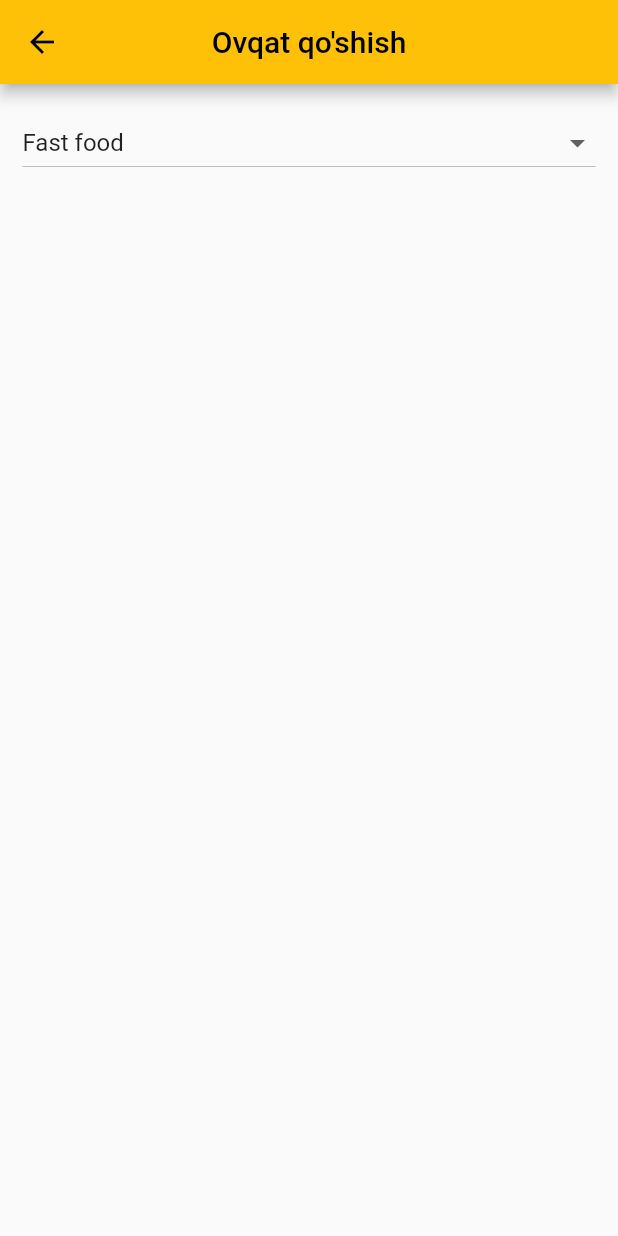
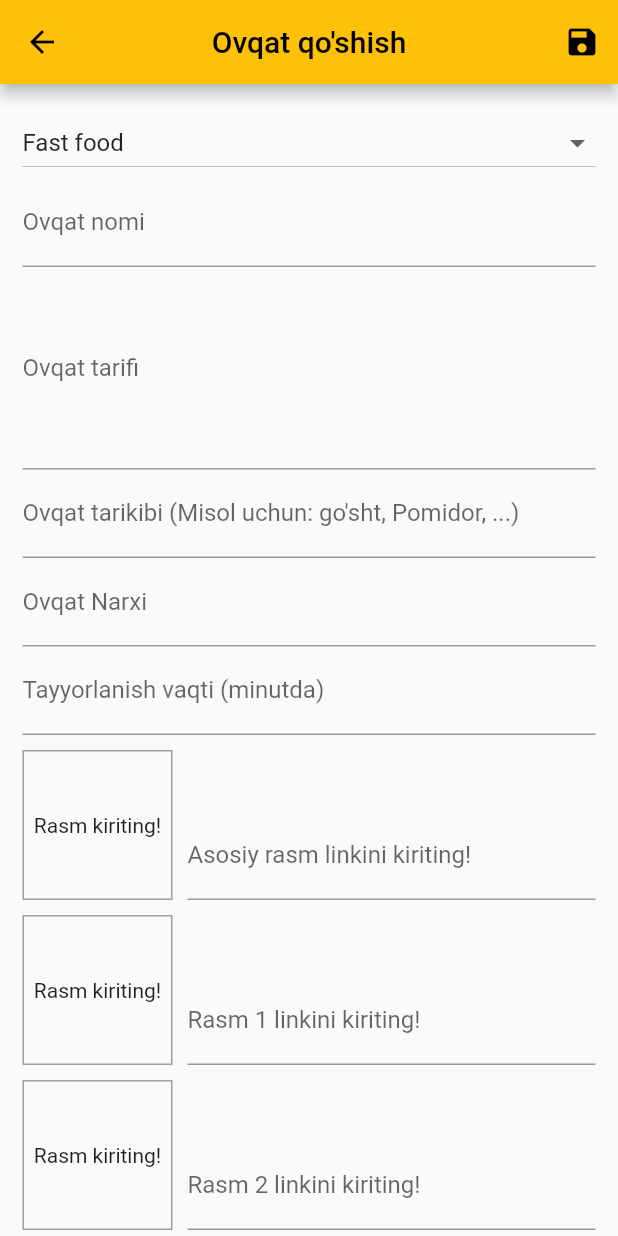
Before and after one commit to Jaloliddin-Fozilov/taomlar, a Flutter app: the AddNewProductScreen screen opened by its route, on a phone screen of 412 x 824 dp. Run offline on Flutter 3.47's test engine with Material 2 defaults, Android fonts, the phone set to English and light mode, and no system bars; our stand-ins replace carousel_slider, google_fonts.

Commit message:
TextField

```diff
--- a/lib/screens/add_new_product_screen.dart
+++ b/lib/screens/add_new_product_screen.dart
@@ -1,6 +1,7 @@
 import 'package:flutter/material.dart';
 
 import '../models/category_model.dart';
+import '../widgets/custom_image_input.dart';
 
 class AddNewProductScreen extends StatefulWidget {
   final List<CategoryModel> categories;
@@ -17,6 +18,16 @@ class AddNewProductScreen extends StatefulWidget {
 
 class _AddNewProductScreenState extends State<AddNewProductScreen> {
   late String categoryId;
+  final _titleController = TextEditingController();
+  final _descriptionController = TextEditingController();
+  final _ingredientsController = TextEditingController();
+  final _priceController = TextEditingController();
+  final _preparingController = TextEditingController();
+  final _mainImageController = TextEditingController();
+  final _firstImageController = TextEditingController();
+  final _secondImageController = TextEditingController();
+  final _thirdImageController = TextEditingController();
+  List<String> _imageUrls = [];
 
   @override
   void initState() {
@@ -30,6 +41,12 @@ class _AddNewProductScreenState extends State<AddNewProductScreen> {
       appBar: AppBar(
         centerTitle: true,
         title: const Text("Ovqat qo'shish"),
+        actions: [
+          IconButton(
+            onPressed: () {},
+            icon: const Icon(Icons.save),
+          )
+        ],
       ),
       body: SingleChildScrollView(
         child: Padding(
@@ -51,6 +68,60 @@ class _AddNewProductScreenState extends State<AddNewProductScreen> {
                         ))
                     .toList(),
               ),
+              TextField(
+                decoration: const InputDecoration(
+                  labelText: "Ovqat nomi",
+                ),
+                controller: _titleController,
+              ),
+              TextField(
+                decoration: const InputDecoration(
+                  labelText: "Ovqat tarifi",
+                ),
+                maxLines: 5,
+                controller: _descriptionController,
+              ),
+              TextField(
+                decoration: const InputDecoration(
+                  labelText:
+                      "Ovqat tarikibi (Misol uchun: go'sht, Pomidor, ...)",
+                ),
+                controller: _ingredientsController,
+              ),
+              TextField(
+                decoration: const InputDecoration(
+                  labelText: "Ovqat Narxi",
+                ),
+                keyboardType: TextInputType.number,
+                controller: _priceController,
+              ),
+              TextField(
+                decoration: const InputDecoration(
+                  labelText: "Tayyorlanish vaqti (minutda)",
+                ),
+                keyboardType: TextInputType.number,
+                controller: _preparingController,
+              ),
+              CustomImageInput(
+                imageUrl: _imageUrls.length > 0 ? _imageUrls[0] : '',
+                imageController: _mainImageController,
+                label: 'Asosiy rasm linkini kiriting!',
+              ),
+              CustomImageInput(
+                imageUrl: _imageUrls.length > 1 ? _imageUrls[1] : '',
+                imageController: _firstImageController,
+                label: 'Rasm 1 linkini kiriting!',
+              ),
+              CustomImageInput(
+                imageUrl: _imageUrls.length > 2 ? _imageUrls[2] : '',
+                imageController: _secondImageController,
+                label: 'Rasm 2 linkini kiriting!',
+              ),
+              CustomImageInput(
+                imageUrl: _imageUrls.length > 3 ? _imageUrls[3] : '',
+                imageController: _thirdImageController,
+                label: 'Rasm 3 linkini kiriting!',
+              ),
             ],
           ),
         ),
--- /dev/null
+++ b/lib/widgets/custom_image_input.dart
@@ -0,0 +1,45 @@
+import 'package:flutter/material.dart';
+
+class CustomImageInput extends StatelessWidget {
+  final String? imageUrl;
+  final TextEditingController imageController;
+  final String label;
+  const CustomImageInput({
+    Key? key,
+    required this.imageUrl,
+    required this.imageController,
+    required this.label,
+  }) : super(key: key);
+
+  @override
+  Widget build(BuildContext context) {
+    return Column(
+      children: [
+        const SizedBox(height: 10),
+        Row(
+          crossAxisAlignment: CrossAxisAlignment.end,
+          children: [
+            Container(
+              alignment: Alignment.center,
+              width: 100,
+              height: 100,
+              decoration: BoxDecoration(
+                border: Border.all(color: Colors.grey),
+              ),
+              child: imageUrl != null && imageUrl!.isNotEmpty
+                  ? Image.network(imageUrl!)
+                  : const Text("Rasm kiriting!"),
+            ),
+            const SizedBox(width: 10),
+            Expanded(
+              child: TextField(
+                decoration: InputDecoration(labelText: label),
+                controller: imageController,
+              ),
+            ),
+          ],
+        ),
+      ],
+    );
+  }
+}
```
